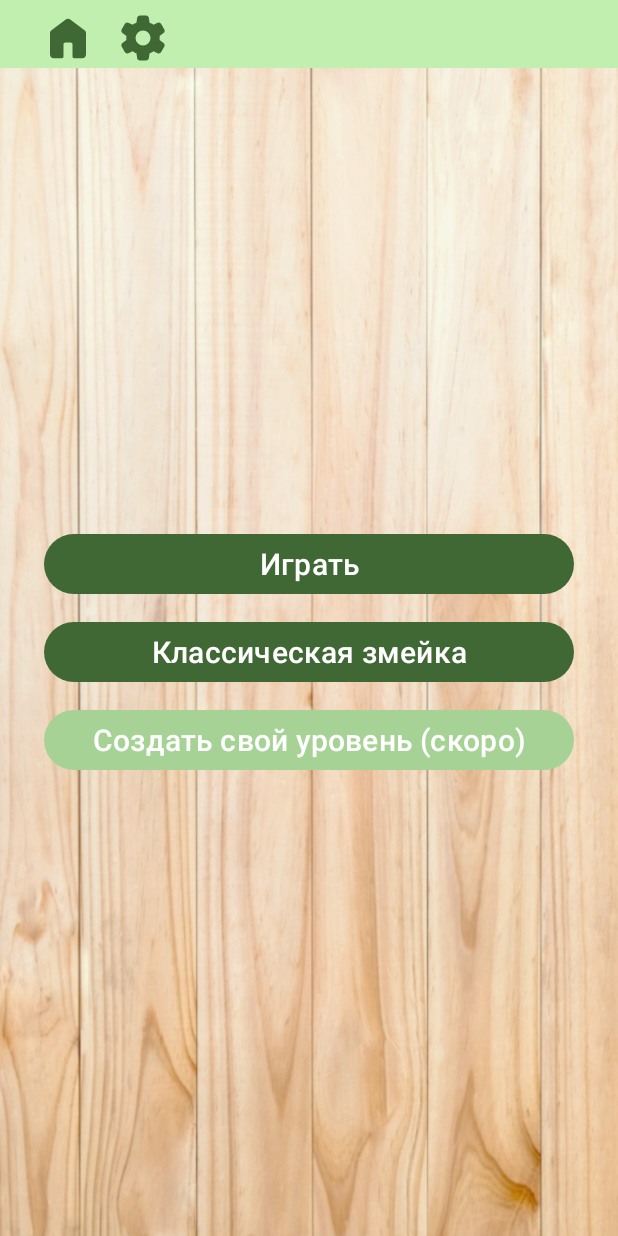
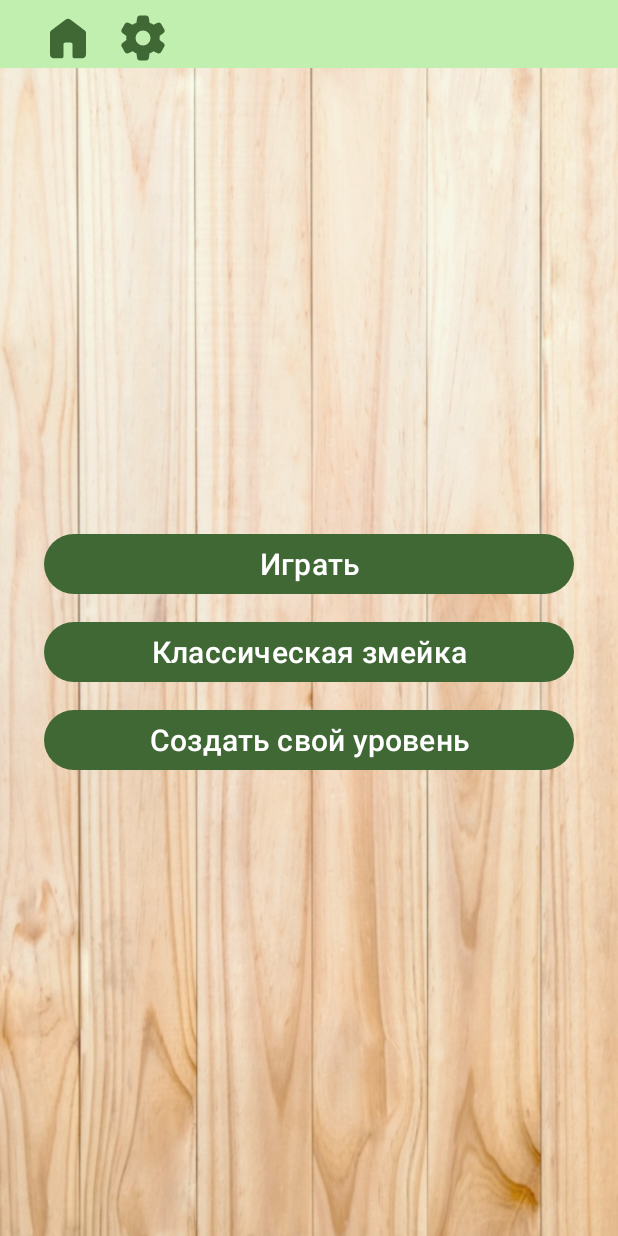
Before and after one commit to AlllineM/editor, an Android app: the screen it shows after launch (MainActivity), on a phone screen of 412 x 824 dp. Run offline under Robolectric (Android 15) with nearby library versions, the phone set to English and light mode, and no system bars; libraries missing offline, so code that uses them is left out: com.yandex.mobile; plain views replace BannerAdView; 8 statements that could not run were skipped.

Commit message:
Вернула редактор)

```diff
--- a/app/src/main/java/com/binturong/game_editor/MainActivity.java
+++ b/app/src/main/java/com/binturong/game_editor/MainActivity.java
@@ -46,13 +46,13 @@ public class MainActivity extends HeaderActivity implements View.OnClickListener
 
         quiz1.setOnClickListener(this);
         play.setOnClickListener(this);
-//        levelCreate.setOnClickListener(new View.OnClickListener() {
-//            @Override
-//            public void onClick(View view) {
-//                Intent editorIntent = new Intent(MainActivity.this, EditorActivity.class);
-//                startActivity(editorIntent);
-//            }
-//        });
+        levelCreate.setOnClickListener(new View.OnClickListener() {
+            @Override
+            public void onClick(View view) {
+                Intent editorIntent = new Intent(MainActivity.this, EditorActivity.class);
+                startActivity(editorIntent);
+            }
+        });
 
         AppCompatImageButton settingsHead = findViewById(R.id.settingsHead);
         AppCompatImageButton giftReady = findViewById(R.id.giftReady);
--- a/app/src/main/res/layout/activity_main.xml
+++ b/app/src/main/res/layout/activity_main.xml
@@ -66,12 +66,11 @@
                 android:layout_height="wrap_content"
                 android:id="@+id/level_create"
                 android:tag="0"
-                app:backgroundTint="@color/md_theme_inversePrimary"
+                app:backgroundTint="@color/md_theme_primary"
                 android:textColor="@color/md_theme_onPrimary"
                 android:layout_margin="5dp"
                 android:textSize="20sp"
-                android:enabled="false"
-                android:text="Создать свой уровень (скоро)"/>
+                android:text="Создать свой уровень"/>
         </LinearLayout>
     </RelativeLayout>
 </RelativeLayout>
```
